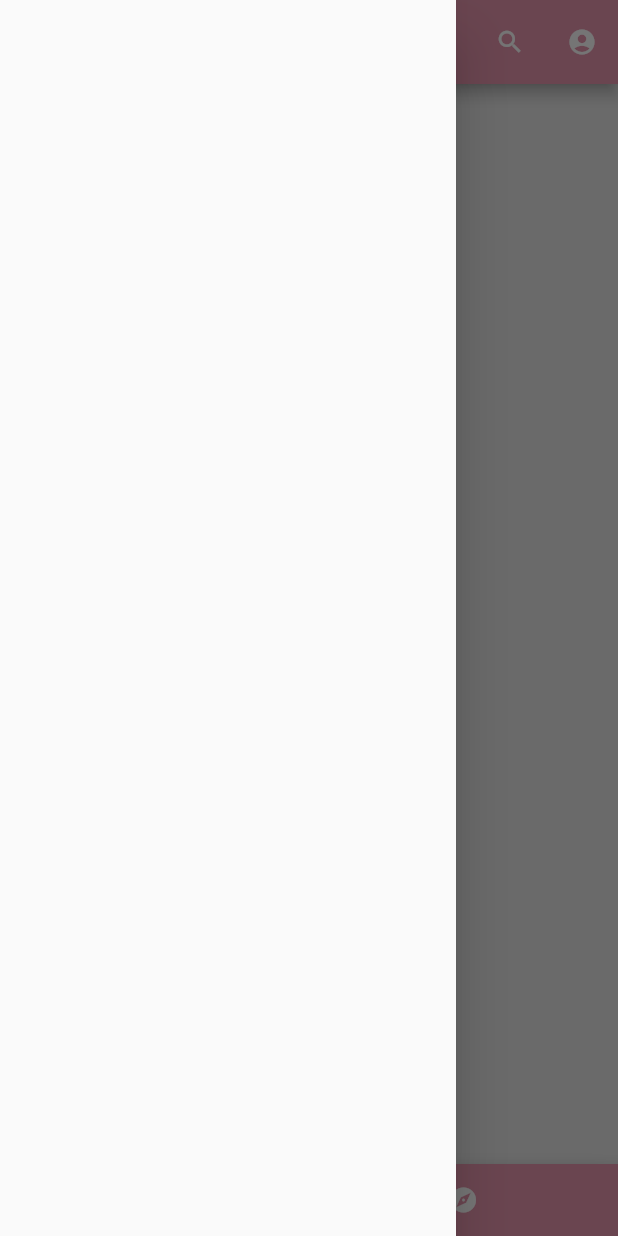
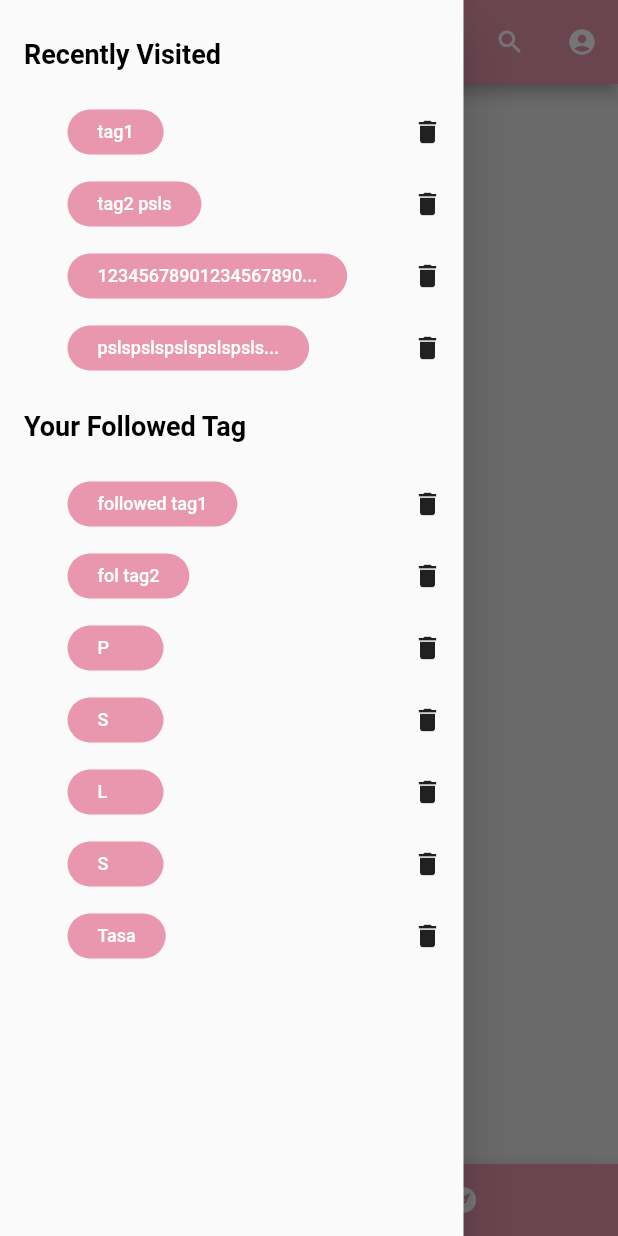
Before and after one commit to Thinc-Cu-Stack-Exchange/cu_problem_exchange, a Flutter app: the screen it shows after launch, with the side drawer open, on a phone screen of 412 x 824 dp. Run offline on Flutter 3.47's test engine with Material 2 defaults, Android fonts, the phone set to English and light mode, and no system bars; our stand-ins replace get, image_picker.

Commit message:
add drawer

```diff
--- a/lib/page/home.dart
+++ b/lib/page/home.dart
@@ -1,8 +1,80 @@
+import 'dart:math';
+
 import 'package:cu_problem_exchange/widget/tabbar.dart';
 import 'package:flutter/material.dart';
 import 'package:get/get.dart';
 
 import '../route_names.dart';
+
+class createTag extends StatelessWidget {
+  var tagname;
+  var max_length = 20;
+  var iconSize = 20.0;
+
+  createTag({super.key, required this.tagname});
+
+  @override
+  Widget build(BuildContext context) {
+    if (tagname.length > max_length) {
+      tagname = tagname.substring(0, max_length);
+      tagname += "...";
+    }
+    return Padding(
+      padding: EdgeInsets.fromLTRB(45, 0, 0, 0),
+      child: Row(
+        mainAxisAlignment: MainAxisAlignment.spaceBetween,
+        children: [
+          SizedBox(
+            height: 30,
+            // width: margin_inside + (tagname.length)*7 + margin_inside,
+            child: Container(
+              decoration: BoxDecoration(
+                borderRadius: BorderRadius.circular(18),
+                color: Color(0xffe897af),
+              ),
+              child: TextButton(
+                onPressed: () {},
+                style: ButtonStyle(
+                    alignment: Alignment.centerLeft, // <-- had to set alignment
+                    padding: MaterialStateProperty.all<EdgeInsetsGeometry>(
+                      EdgeInsets.symmetric(horizontal: 20),
+                    ),
+
+                ),
+                child: Text(
+                  tagname,
+                  style: TextStyle(
+                    fontSize: 12,
+                    color: Color(0xffffffff),
+                  ),
+                  maxLines: 1,
+                  textAlign: TextAlign.left,
+                ),
+              ),
+            ),
+          ),
+          IconButton(
+              onPressed: () {},
+              icon: Icon(
+                Icons.delete,
+                size: iconSize,
+              )
+          )
+        ],
+      ),
+    );
+  }
+
+  Size _textSize(String text, TextStyle style) {
+    final TextPainter textPainter = TextPainter(
+        text: TextSpan(text: text, style: style),
+        maxLines: 1,
+        textDirection: TextDirection.ltr)
+      ..layout(minWidth: 0, maxWidth: double.infinity);
+    return textPainter.size;
+  }
+}
+
 
 class Home extends GetView<HomeController> {
   const Home({Key? key}) : super(key: key);
@@ -15,11 +87,62 @@ class Home extends GetView<HomeController> {
             appBar: const CustomTopBar(
               tag: 'Home',
             ),
-            drawer: const Drawer(),
+            drawer: Container(
+                width: MediaQuery.of(context).size.width * 0.75,
+                child: Drawer(
+                  child: ListView(
+                    children: [
+                      SizedBox(
+                        height: 8,
+                      ),
+                      ListTile(
+                        title: Text(
+                          "Recently Visited",
+                          style: TextStyle(
+                            fontSize: 18,
+                            color: Color(0xff000000),
+                            fontWeight: FontWeight.w600,
+                          ),
+                        ),
+                      ),
+                      Column(
+                        children: [
+                          createTag(tagname: "tag1"),
+                          createTag(tagname: "tag2 psls"),
+                          createTag(tagname: "123456789012345678901234567890"),
+                          createTag(
+                              tagname: "pslspslspslspslspslspslspslspslspslspslspslspslspslspsls")
+                        ],
+                      ),
+                      ListTile(
+                        title: Text(
+                          "Your Followed Tag",
+                          style: TextStyle(
+                            fontSize: 18,
+                            color: Color(0xff000000),
+                            fontWeight: FontWeight.w600,
+                          ),
+                        ),
+                      ),
+                      Column(
+                        children: [
+                          createTag(tagname: "followed tag1"),
+                          createTag(tagname: "fol tag2"),
+                          createTag(tagname: "P"),
+                          createTag(tagname: "S"),
+                          createTag(tagname: "L"),
+                          createTag(tagname: "S"),
+                          createTag(tagname: "Tasa"),
+                        ],
+                      ),
+                    ],
+                  ),
+                )
+            ),
             bottomNavigationBar: const CustomBotBar(),
             backgroundColor: const Color(0xffE7E7E7),
             floatingActionButtonLocation:
-                FloatingActionButtonLocation.centerDocked,
+            FloatingActionButtonLocation.centerDocked,
             floatingActionButton: FloatingActionButton(
               onPressed: controller.createPressed,
               backgroundColor: const Color(0xffe897af),
```
Also changed, not shown: lib/page/find.dart (+22 -34 lines).
